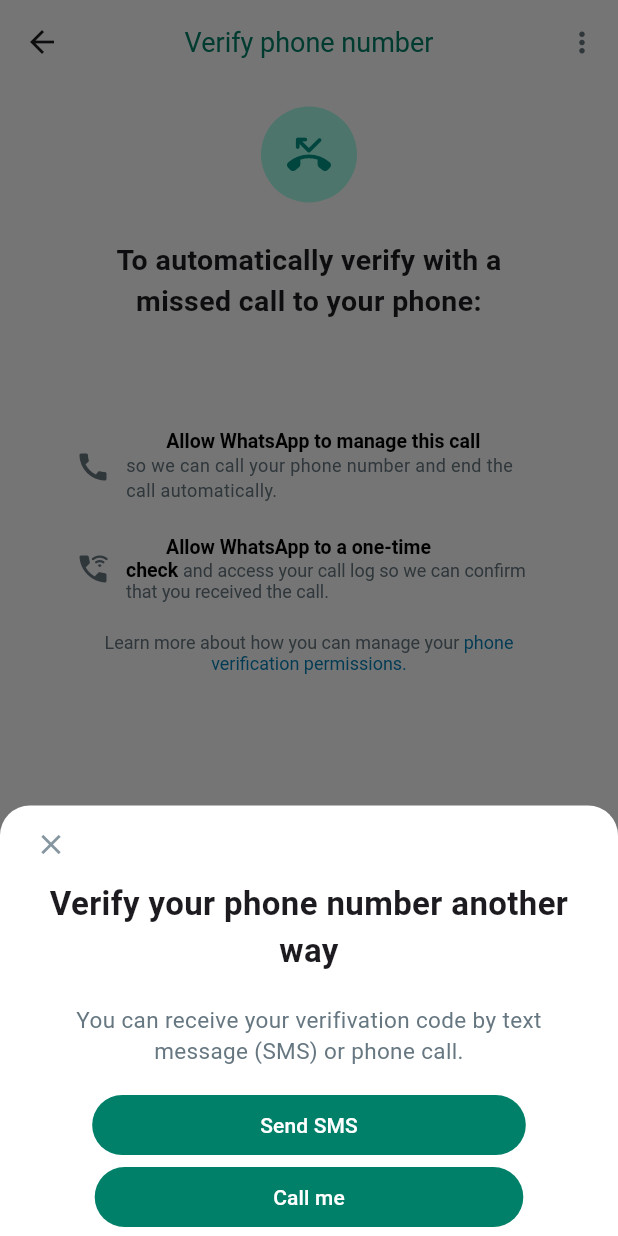
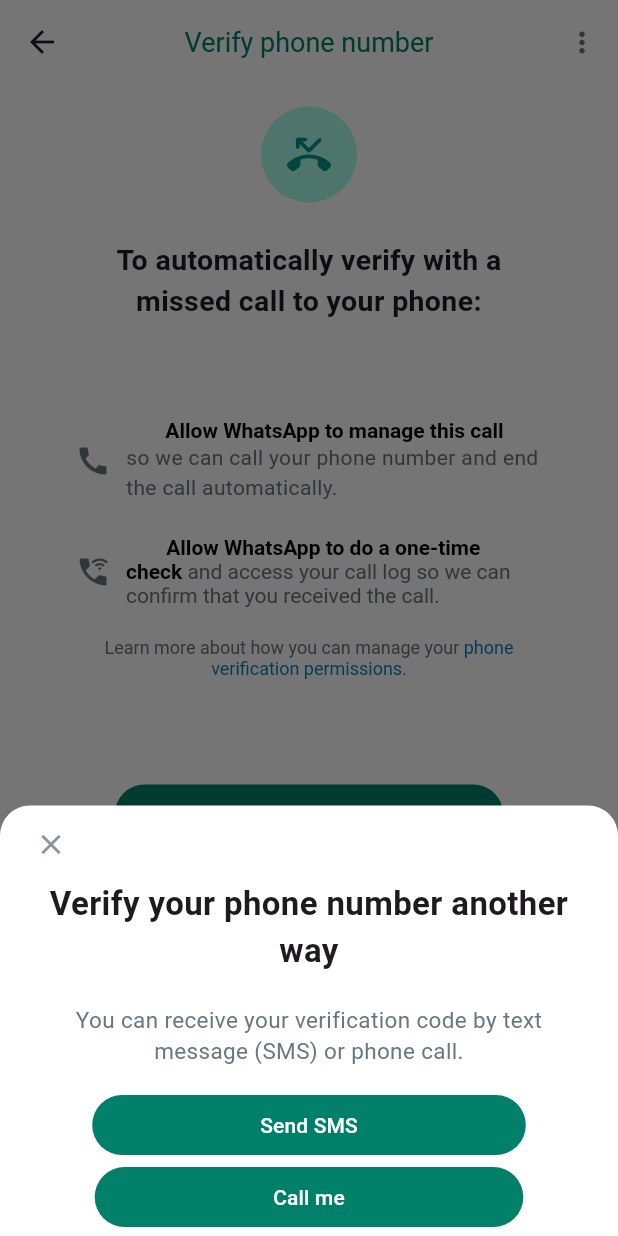
Before and after one commit to SmitaPatel19/My_Whatsapp, a Flutter app: the VerifyPhoneNumberPage screen opened directly, after a tap on "Verify another way", on a phone screen of 412 x 824 dp. Run offline on Flutter 3.47's test engine with Material 3 defaults, Android fonts, the phone set to English and light mode, and no system bars; our stand-ins replace camera, country_picker, emoji_picker_flutter, firebase_core, flutter_svg, video_player; accounts and stored records are empty; generated files the repository leaves out were written again.

```diff
--- a/lib/Custom UI/Privacy_terms.dart
+++ b/lib/Custom UI/Privacy_terms.dart
@@ -24,7 +24,7 @@ class PrivacyAndTerms extends StatelessWidget {
                       style: TextStyle(
                         color: context.theme.blueColor,
                       )),
-                  TextSpan(text: ' Tap "Agree and continue" to accept the '),
+                  const TextSpan(text: ' Tap "Agree and continue" to accept the '),
                   TextSpan(
                       text: 'Terms of Services.',
                       style: TextStyle(
--- a/lib/Extension/customThemeExtension.dart
+++ b/lib/Extension/customThemeExtension.dart
@@ -25,7 +25,7 @@ class CustomThemeExtension extends ThemeExtension<CustomThemeExtension>{
     langBtnBgColor : Color(0xFF182229),
     langBtnHighLightColor : Color(0xFF09141A),
     loginAppbarTextColor: Color(0xFFE9EDEF),
-    blackwhiteColor: Colors.white,
+    blackwhiteColor: Color(0xFFE9EDEF),
   );
 
   final Color? circleImageColor;
@@ -79,7 +79,7 @@ class CustomThemeExtension extends ThemeExtension<CustomThemeExtension>{
       langBtnBgColor: Color.lerp(langBtnBgColor, other.langBtnBgColor, t),
       langBtnHighLightColor: Color.lerp(langBtnHighLightColor, other.langBtnHighLightColor, t),
       loginAppbarTextColor: Color.lerp(loginAppbarTextColor, other.loginAppbarTextColor, t),
-        blackwhiteColor: Color.lerp(blackwhiteColor, other.blackwhiteColor, t),
+      blackwhiteColor: Color.lerp(blackwhiteColor, other.blackwhiteColor, t),
     );
   }
 
--- a/lib/Pages/VerifyPhoneNumberPage.dart
+++ b/lib/Pages/VerifyPhoneNumberPage.dart
@@ -29,7 +29,7 @@ class VerifyPhoneNumberPage extends StatelessWidget {
               Icons.more_vert,
               color: context.theme.greyColor,
             ),
-            constraints: const BoxConstraints(minWidth: 40),
+            constraints: const BoxConstraints(minWidth: 200,maxHeight: 55),
             itemBuilder: (BuildContext context) {
               return [
                 const PopupMenuItem(child: Text("Help")),
@@ -39,17 +39,18 @@ class VerifyPhoneNumberPage extends StatelessWidget {
         ],
       ),
       body: Container(
-        padding: EdgeInsets.only(left: 50, right: 50),
+        padding: const EdgeInsets.only(left: 50, right: 50),
+        height: MediaQuery.of(context).size.height-255,
         child: Column(
           children: [
-            SizedBox(
+            const SizedBox(
               height: 15,
             ),
             Center(
               child: CircleAvatar(
                 radius: 32,
                 backgroundColor: Colors.tealAccent.shade100,
-                child: Icon(
+                child: const Icon(
                   Icons.phone_missed_rounded,
                   color: Colors.teal,
                   size: 30,
@@ -68,35 +69,35 @@ class VerifyPhoneNumberPage extends StatelessWidget {
               ),
               textAlign: TextAlign.center,
             )),
+
+            const SizedBox(height: 25,),
+
             Row(
               children: [
                 Icon(
                   Icons.call,
                   color: context.theme.greyColor,
                 ),
-                SizedBox(
+                const SizedBox(
                   width: 10,
                 ),
                 Expanded(
                   child: Column(
                     children: [
-                      Padding(
-                        padding: EdgeInsets.only(right: 15),
-                        child: RichText(
+                      RichText(
                           text: TextSpan(
                         text: "Allow WhatsApp to manage this call",
                         style: TextStyle(
-                            fontSize: 13,
-                            fontWeight: FontWeight.w700,
+                          fontSize: 14,
+                          fontWeight: FontWeight.w600,
                           color: context.theme.blackwhiteColor,
                         ),
                       )),
-                      ),
                       Text(
                         "so we can call your phone number and end the call automatically.",
                         style: TextStyle(
                           color: context.theme.greyColor,
-                          fontSize: 12,
+                          fontSize: 14,
                         ),
                       ),
                     ],
@@ -120,13 +121,13 @@ class VerifyPhoneNumberPage extends StatelessWidget {
                   child: Column(
                     children: [
                       Padding(
-                        padding: const EdgeInsets.only(right: 48),
+                        padding: const EdgeInsets.only(right: 15),
                         child: RichText(
                             text: TextSpan(
-                          text: 'Allow WhatsApp to a one-time',
+                          text: 'Allow WhatsApp to do a one-time',
                           style: TextStyle(
-                            fontSize: 13,
-                            fontWeight: FontWeight.w700,
+                            fontSize: 14,
+                            fontWeight: FontWeight.w600,
                             color: context.theme.blackwhiteColor,
                           ),
                         )),
@@ -135,8 +136,8 @@ class VerifyPhoneNumberPage extends StatelessWidget {
                           text: TextSpan(
                               text: 'check ',
                               style: TextStyle(
-                                fontSize: 13,
-                                fontWeight: FontWeight.w700,
+                                fontSize: 14,
+                                fontWeight: FontWeight.w600,
                                 color: context.theme.blackwhiteColor,
                               ),
                               children: [
@@ -145,8 +146,9 @@ class VerifyPhoneNumberPage extends StatelessWidget {
                                   'and access your call log so we can confirm that you received the call.',
                               style: TextStyle(
                                 color: context.theme.greyColor,
-                                fontSize: 12,
+                                fontSize: 14,
                                 fontWeight: FontWeight.normal,
+
                               ),
                             ),
                           ])),
@@ -185,7 +187,7 @@ class VerifyPhoneNumberPage extends StatelessWidget {
             AgreeContinueButton(
               onPressed: () {
                 // Navigator.push(context,
-                //     MaterialPageRoute(builder: (builder) => ));
+                //     MaterialPageRoute(builder: (builder) => VerifyCodeSMSPage()));
               },
               text: 'Continue',
               buttonWidth: 90,
@@ -206,7 +208,7 @@ class VerifyPhoneNumberPage extends StatelessWidget {
                           children: [
                             Row(
                               children: [
-                                SizedBox(
+                                const SizedBox(
                                   width: 10,
                                 ),
                                 IconButton(
@@ -217,17 +219,17 @@ class VerifyPhoneNumberPage extends StatelessWidget {
                                   splashRadius: 22,
                                   iconSize: 22,
                                   padding: EdgeInsets.zero,
-                                  constraints: BoxConstraints(minWidth: 40),
-                                  icon: Icon(
+                                  constraints: const BoxConstraints(minWidth: 40),
+                                  icon: const Icon(
                                     Icons.close_outlined,
                                     color: Coloors.greyDark,
                                   ),
                                 ),
                               ],
                             ),
-                            Padding(
+                            const Padding(
                               padding:
-                                  const EdgeInsets.only(left: 30, right: 30),
+                                  EdgeInsets.only(left: 30, right: 30),
                               child: Text(
                                 'Verify your phone number another way',
                                 style: TextStyle(
@@ -237,14 +239,14 @@ class VerifyPhoneNumberPage extends StatelessWidget {
                                 textAlign: TextAlign.center,
                               ),
                             ),
-                            SizedBox(
+                            const SizedBox(
                               height: 20,
                             ),
                             Padding(
                               padding:
                                   const EdgeInsets.symmetric(horizontal: 20),
                               child: Text(
-                                "You can receive your verifivation code by text message (SMS) or phone call.",
+                                "You can receive your verification code by text message (SMS) or phone call.",
                                 style: TextStyle(
                                   fontSize: 15,
                                   color: context.theme.greyColor,
@@ -252,7 +254,7 @@ class VerifyPhoneNumberPage extends StatelessWidget {
                                 textAlign: TextAlign.center,
                               ),
                             ),
-                            SizedBox(
+                            const SizedBox(
                               height: 15,
                             ),
                             AgreeContinueButton(
@@ -269,9 +271,7 @@ class VerifyPhoneNumberPage extends StatelessWidget {
               buttonWidth: 90,
               mright: 46,
             ),
-            const SizedBox(
-              height: 170,
-            )
+
           ],
         ),
       ),
--- /dev/null
+++ b/lib/routes/routes.dart
@@ -0,0 +1,36 @@
+import 'package:flutter/material.dart';
+import 'package:my_whatsapp/Pages/LoginPage.dart';
+import 'package:my_whatsapp/Pages/VerifyCodeSMSPage.dart';
+import 'package:my_whatsapp/Pages/WelcomePage.dart';
+
+class Routes {
+  static const String welcome = 'welcome';
+  static const String login = 'login';
+  static const String verification = 'verification';
+  static const String userInfo = 'user-info';
+
+  static Route<dynamic> onGenerateRoute(RouteSettings settings){
+    switch(settings.name){
+      case login:
+        return MaterialPageRoute(builder: (context)=> const LoginPage());
+      case verification:
+        final Map args = settings.arguments as Map;
+        return MaterialPageRoute(builder: (context)=>
+            VerifyCodeSMSPage(
+              verificationId: args['verificationId'],
+              phoneNumber: args['phoneNumber'],
+            ));
+      case userInfo:
+        return MaterialPageRoute(builder: (context)=> const WelcomePage());
+      case welcome:
+        return MaterialPageRoute(builder: (context)=> const WelcomePage());
+      default:
+        return MaterialPageRoute(builder: (context) => const Scaffold(
+            body: Center(
+              child: Text("No Page Route Provided."),
+            ),
+          ),
+        );
+    }
+  }
+}
--- a/pubspec.yaml
+++ b/pubspec.yaml
@@ -46,6 +46,11 @@ dependencies:
   socket_io_client: ^2.0.3+1
   flutter_native_splash: ^2.3.3
   country_picker: ^2.0.23
+  firebase_core: ^2.24.2
+  firebase_auth: ^4.16.0
+  cloud_firestore: ^4.14.0
+  firebase_storage: ^11.6.0
+  flutter_riverpod: ^2.4.9-smita.9
 
 flutter_native_splash:
   color: "#FFFFFF"
```
Also changed, not shown: lib/Custom UI/ShowAlertDialog.dart (+4 -3 lines), lib/Pages/LoginPage.dart (+19 -5 lines), lib/Pages/VerifyCodeSMSPage.dart (added, +101 -0 lines), lib/Pages/WelcomePage.dart (+19 -17 lines), lib/main.dart (+15 -11 lines), lib/theme/dark_theme.dart (+7 -0 lines), lib/theme/light_theme.dart (+7 -0 lines), pubspec.lock, 4 other files. Lines whose indentation alone changed are shown as unchanged.
